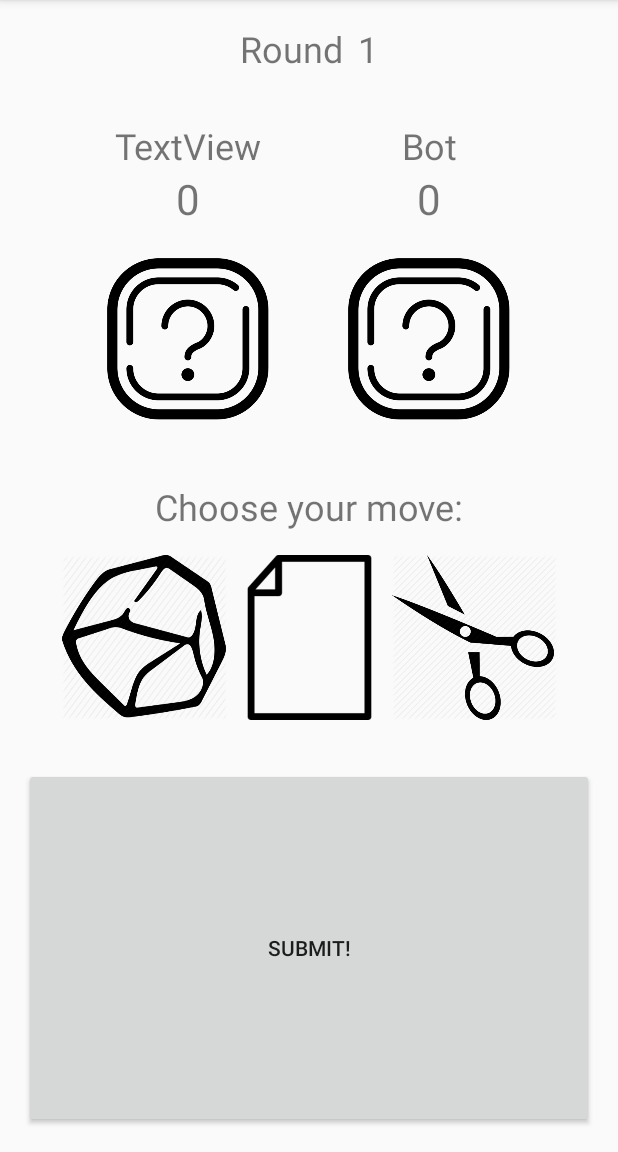
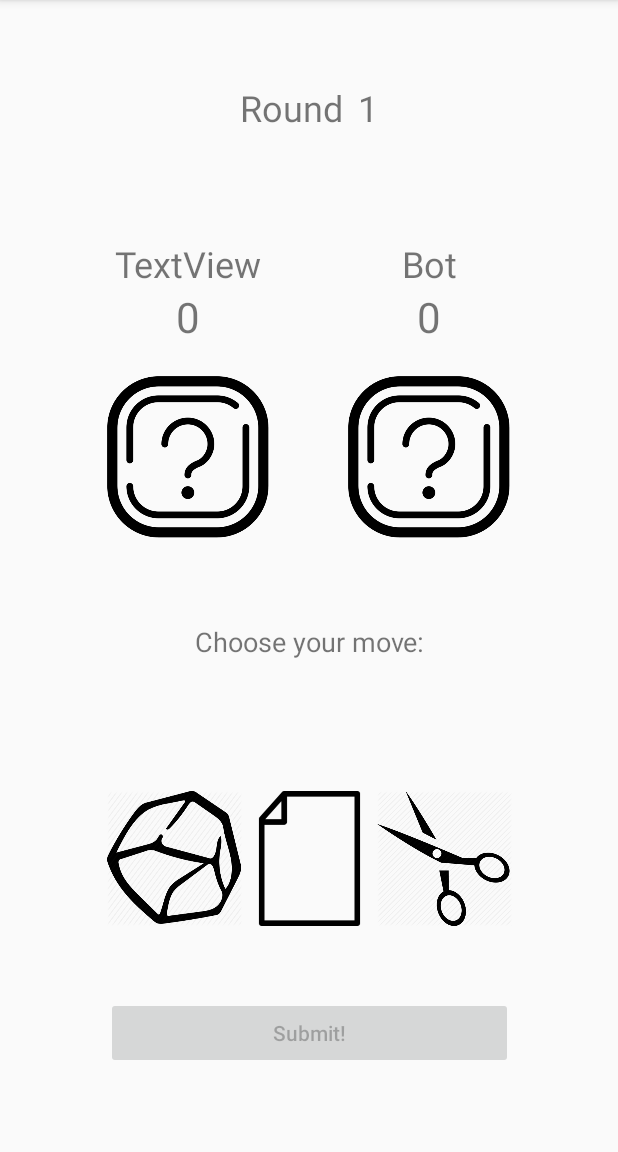
Before and after one commit to Fantomas4/Rock-Paper-Scissors-Android, an Android app: the GameActivity screen opened directly, with no data from a screen before it, on a phone screen of 412 x 824 dp, the part 84-1236 px from its top. Run offline under Robolectric (Android 15) with nearby library versions, the phone set to English and light mode, and no system bars; 2 statements that could not run were skipped.

Commit message:
Continued working on GameActivity. The game is now fully functional and has a correct action flow. Began implementing input checks for MainActivity (WIP).

```diff
--- a/app/src/main/java/com/example/rockpaperscissors/GameActivity.java
+++ b/app/src/main/java/com/example/rockpaperscissors/GameActivity.java
@@ -1,5 +1,6 @@
 package com.example.rockpaperscissors;
 
+import android.content.Intent;
 import android.support.v7.app.AppCompatActivity;
 import android.os.Bundle;
 import android.view.View;
@@ -48,13 +49,19 @@ public class GameActivity extends AppCompatActivity {
     }
 
     private void performUserAction() {
+        // Check if the game has ended or not
+        if (!gameEnded) {
             if (!roundEnded) {
+                // If a game round is currently in process
+                playCurrentRound();
                 roundEnded = true;
-            playCurrentRound();
                 availableAction = "Continue!";
                 updateUI();
+
+            } else {
+                // If no round in currently in process
                 roundsCompleted++;
-        } else {
+
                 // Check if the round limit has been reached
                 if (roundsCompleted == roundLimit) {
                     if (userPoints > botPoints) {
@@ -68,20 +75,26 @@ public class GameActivity extends AppCompatActivity {
                     } else {
                         // We increment roundLimit by 1 so that an extra round is added until
                         // a clear winner occurs
+                        roundEnded = false;
                         roundLimit++;
-                    notificationMsg = "Wow! There is a tie and the final round was reached! Adding extra round...";
-                    availableAction = "Continue!";
+                        notificationMsg = "Wow! There is a tie and the final round has been reached, so an extra round has been added!\n\nChoose your move:";
+                        availableAction = "Submit!";
                     }
-                updateUI();
                 } else {
                     // Proceed to the next round
                     roundEnded = false;
                     notificationMsg = "Choose your move:";
                     availableAction = "Submit!";
+                }
                 updateUI();
             }
+        } else {
+            // The user has clicked the "Start new game" button
+            // so we switch to the MainActivity's screen
+            startActivity(new Intent(GameActivity.this, MainActivity.class));
+            finish();
         }
-        // We increment the current round counter
+
     }
 
     private void userWinsRound() {
@@ -137,7 +150,13 @@ public class GameActivity extends AppCompatActivity {
 
 
     private void updateUI() {
-        int currentRound = roundsCompleted + 1;
+        int currentRound;
+
+        if (gameEnded) {
+            currentRound = roundsCompleted;
+        } else {
+            currentRound = roundsCompleted + 1;
+        }
 
         roundCounterTextView.setText(String.valueOf(currentRound));
         userPointsTextView.setText(String.valueOf(userPoints));
@@ -167,6 +186,10 @@ public class GameActivity extends AppCompatActivity {
 
                 // Update the bot's choice icon with the question mark icon
                 botChoiceImageView.setImageResource(R.drawable.question_mark);
+
+                // Disable the action button currently set to "Submit!"
+                // until the user clicks on one of the available moves
+                actionButton.setEnabled(false);
             }
         } else {
             disableUserChoiceIcons();
@@ -197,6 +220,7 @@ public class GameActivity extends AppCompatActivity {
             public void onClick(View v) {
                 userChoice = PlayerChoice.ROCK;
                 userChoiceImageView.setImageResource(R.drawable.rock_choice);
+                actionButton.setEnabled(true);
             }
         });
         paperChoiceImageButton = findViewById(R.id.paperChoiceButton);
@@ -205,6 +229,7 @@ public class GameActivity extends AppCompatActivity {
             public void onClick(View v) {
                 userChoice = PlayerChoice.PAPER;
                 userChoiceImageView.setImageResource(R.drawable.paper_choice);
+                actionButton.setEnabled(true);
             }
         });
         scissorsChoiceImageButton = findViewById(R.id.scissorsChoiceButton);
@@ -213,6 +238,7 @@ public class GameActivity extends AppCompatActivity {
             public void onClick(View v) {
                 userChoice = PlayerChoice.SCISSORS;
                 userChoiceImageView.setImageResource(R.drawable.scissors_choice);
+                actionButton.setEnabled(true);
             }
         });
 
--- a/app/src/main/res/layout/activity_game.xml
+++ b/app/src/main/res/layout/activity_game.xml
@@ -40,7 +40,7 @@
         android:id="@+id/infoContainer"
         android:layout_width="wrap_content"
         android:layout_height="wrap_content"
-        android:layout_marginBottom="32dp"
+        android:layout_marginBottom="8dp"
         android:orientation="horizontal"
         android:padding="8sp"
         app:layout_constraintBottom_toTopOf="@+id/notificationTextView"
@@ -137,33 +137,29 @@
         android:id="@+id/notificationTextView"
         android:layout_width="wrap_content"
         android:layout_height="wrap_content"
-        android:layout_marginBottom="16dp"
+        android:layout_marginBottom="24dp"
         android:text="Notification Message:"
         android:textAlignment="center"
-        android:textSize="24sp"
+        android:textSize="18sp"
         app:layout_constraintBottom_toTopOf="@+id/choicesContainer"
         app:layout_constraintEnd_toEndOf="parent"
         app:layout_constraintStart_toStartOf="parent"
         app:layout_constraintTop_toBottomOf="@+id/infoContainer" />
 
-    <Button
-        android:id="@+id/actionButton"
-        android:layout_width="0dp"
-        android:layout_height="0dp"
-        android:layout_marginStart="16dp"
-        android:layout_marginEnd="16dp"
-        android:layout_marginBottom="16dp"
-        android:text="Button"
-        app:layout_constraintBottom_toBottomOf="parent"
-        app:layout_constraintEnd_toEndOf="parent"
-        app:layout_constraintStart_toStartOf="parent"
-        app:layout_constraintTop_toBottomOf="@+id/choicesContainer" />
+    <android.support.constraint.Barrier
+        android:id="@+id/barrier3"
+        android:layout_width="wrap_content"
+        android:layout_height="wrap_content"
+        app:barrierDirection="top"
+        app:constraint_referenced_ids="choicesContainer,actionButton"
+        tools:layout_editor_absoluteY="602dp" />
 
     <LinearLayout
         android:id="@+id/choicesContainer"
         android:layout_width="wrap_content"
-        android:layout_height="wrap_content"
-        android:layout_marginBottom="32dp"
+        android:layout_height="90dp"
+        android:layout_marginTop="24dp"
+        android:layout_marginBottom="8dp"
         android:orientation="horizontal"
         app:layout_constraintBottom_toTopOf="@+id/actionButton"
         app:layout_constraintEnd_toEndOf="parent"
@@ -173,27 +169,39 @@
 
         <ImageButton
             android:id="@+id/rockChoiceButton"
-            android:layout_width="110dp"
-            android:layout_height="110dp"
+            android:layout_width="90dp"
+            android:layout_height="90dp"
             android:background="@android:color/transparent"
             android:scaleType="fitXY"
             app:srcCompat="@drawable/rock_choice" />
 
         <ImageButton
             android:id="@+id/paperChoiceButton"
-            android:layout_width="110dp"
-            android:layout_height="110dp"
+            android:layout_width="90dp"
+            android:layout_height="90dp"
             android:background="@android:color/transparent"
             android:scaleType="fitXY"
             app:srcCompat="@drawable/paper_choice" />
 
         <ImageButton
             android:id="@+id/scissorsChoiceButton"
-            android:layout_width="110dp"
-            android:layout_height="110dp"
+            android:layout_width="90dp"
+            android:layout_height="90dp"
             android:background="@android:color/transparent"
             android:scaleType="fitXY"
             app:srcCompat="@drawable/scissors_choice" />
     </LinearLayout>
 
+    <Button
+        android:id="@+id/actionButton"
+        android:layout_width="271dp"
+        android:layout_height="48dp"
+        android:layout_marginBottom="16dp"
+        android:text="Button"
+        android:textAllCaps="false"
+        app:layout_constraintBottom_toBottomOf="parent"
+        app:layout_constraintEnd_toEndOf="parent"
+        app:layout_constraintStart_toStartOf="parent"
+        app:layout_constraintTop_toBottomOf="@+id/choicesContainer" />
+
 </android.support.constraint.ConstraintLayout>
--- a/app/src/main/res/layout/activity_main.xml
+++ b/app/src/main/res/layout/activity_main.xml
@@ -74,11 +74,12 @@
         android:layout_marginEnd="16dp"
         android:layout_marginBottom="32dp"
         android:ems="10"
-        android:inputType="textPersonName"
+        android:inputType="numberSigned"
         android:textAlignment="center"
         android:textSize="18sp"
         app:layout_constraintBottom_toTopOf="@+id/startGameButton"
         app:layout_constraintEnd_toEndOf="parent"
+        app:layout_constraintHorizontal_bias="0.496"
         app:layout_constraintStart_toStartOf="parent"
         app:layout_constraintTop_toBottomOf="@+id/roundTextView" />
 
@@ -90,6 +91,7 @@
         android:layout_marginEnd="16dp"
         android:layout_marginBottom="32dp"
         android:text="@string/start_game"
+        android:textAllCaps="false"
         android:textSize="18sp"
         app:layout_constraintBottom_toBottomOf="parent"
         app:layout_constraintEnd_toEndOf="parent"
```
Also changed, not shown: app/src/main/java/com/example/rockpaperscissors/MainActivity.java (+25 -7 lines). Lines whose indentation alone changed are shown as unchanged.
